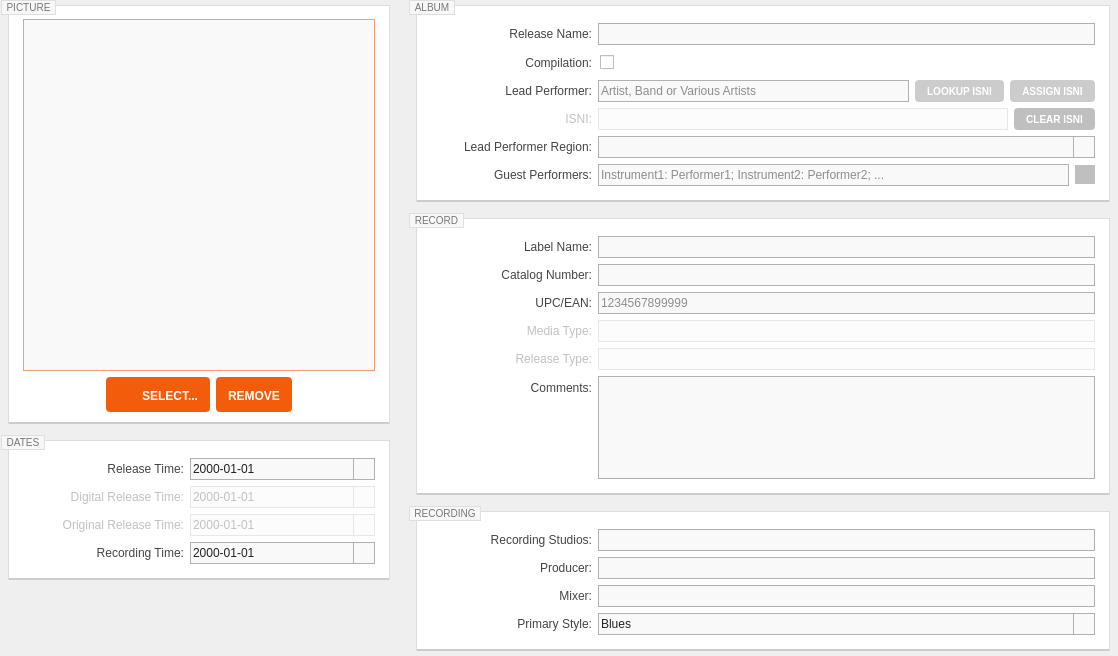
Iconoclasteinc/tgit, file resources/ui/album_page.ui: the form before one commit.
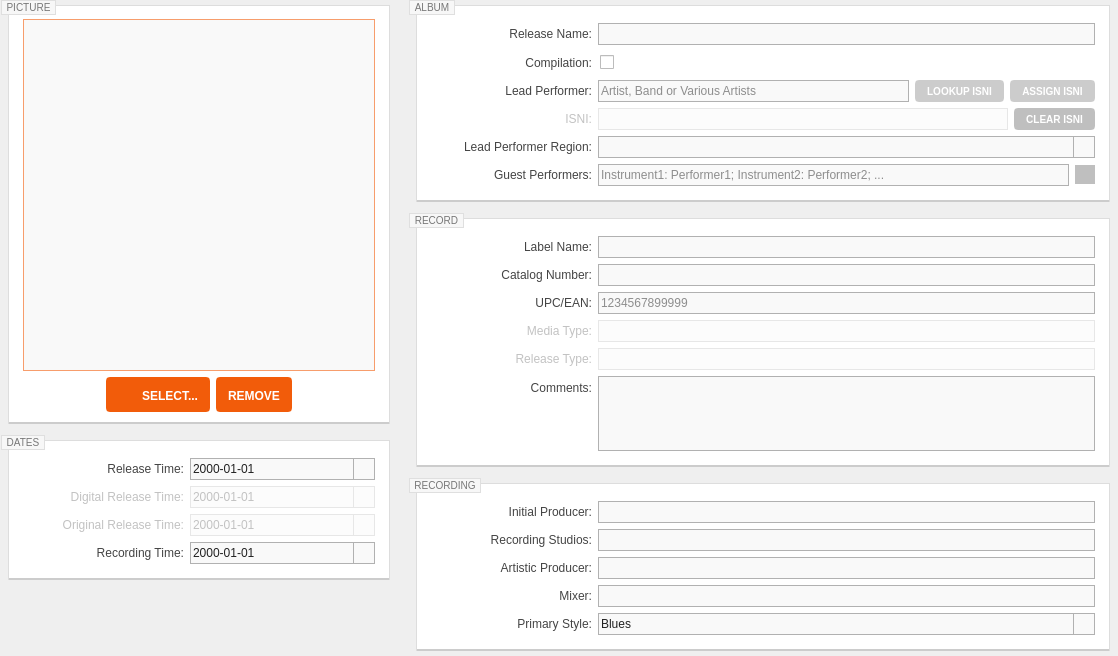
The form after the commit. Icons and pictures are not drawn. Custom widgets are drawn as their Qt base class.

Commit message: Add initial producer field and rename the producer field to artistic producer

Diff of the .ui file:
```diff
--- a/resources/ui/album_page.ui
+++ b/resources/ui/album_page.ui
@@ -1115,7 +1115,7 @@
          <property name="bottomMargin">
           <number>0</number>
          </property>
-         <item row="0" column="0">
+         <item row="1" column="0">
           <widget class="QLabel" name="recording_studios_caption">
            <property name="text">
             <string>Recording Studios:</string>
@@ -1128,26 +1128,26 @@
            </property>
           </widget>
          </item>
-         <item row="0" column="1">
-          <widget class="QLineEdit" name="recording_studios"/>
-         </item>
-         <item row="1" column="0">
-          <widget class="QLabel" name="producer_caption">
-           <property name="text">
-            <string>Producer:</string>
-           </property>
-           <property name="alignment">
-            <set>Qt::AlignRight|Qt::AlignTrailing|Qt::AlignVCenter</set>
-           </property>
-           <property name="buddy">
-            <cstring>producer</cstring>
-           </property>
-          </widget>
-         </item>
          <item row="1" column="1">
-          <widget class="QLineEdit" name="producer"/>
+          <widget class="QLineEdit" name="recording_studios"/>
          </item>
          <item row="2" column="0">
+          <widget class="QLabel" name="_artistic_producer_caption">
+           <property name="text">
+            <string>Artistic Producer:</string>
+           </property>
+           <property name="alignment">
+            <set>Qt::AlignRight|Qt::AlignTrailing|Qt::AlignVCenter</set>
+           </property>
+           <property name="buddy">
+            <cstring>_artistic_producer</cstring>
+           </property>
+          </widget>
+         </item>
+         <item row="2" column="1">
+          <widget class="QLineEdit" name="_artistic_producer"/>
+         </item>
+         <item row="3" column="0">
           <widget class="QLabel" name="mixer_caption">
            <property name="text">
             <string>Mixer:</string>
@@ -1160,10 +1160,10 @@
            </property>
           </widget>
          </item>
-         <item row="2" column="1">
+         <item row="3" column="1">
           <widget class="QLineEdit" name="mixer"/>
          </item>
-         <item row="3" column="0">
+         <item row="4" column="0">
           <widget class="QLabel" name="genre_caption">
            <property name="text">
             <string>Primary Style:</string>
@@ -1176,7 +1176,7 @@
            </property>
           </widget>
          </item>
-         <item row="3" column="1">
+         <item row="4" column="1">
           <widget class="QComboBox" name="genre">
            <property name="sizePolicy">
             <sizepolicy hsizetype="MinimumExpanding" vsizetype="Fixed">
@@ -1218,6 +1218,22 @@
            </item>
           </widget>
          </item>
+         <item row="0" column="0">
+          <widget class="QLabel" name="_initial_producer_caption">
+           <property name="text">
+            <string>Initial Producer:</string>
+           </property>
+           <property name="alignment">
+            <set>Qt::AlignRight|Qt::AlignTrailing|Qt::AlignVCenter</set>
+           </property>
+           <property name="buddy">
+            <cstring>_initial_producer</cstring>
+           </property>
+          </widget>
+         </item>
+         <item row="0" column="1">
+          <widget class="QLineEdit" name="_initial_producer"/>
+         </item>
         </layout>
        </widget>
       </item>
```
Left out of the diff: 2 changed lines with no effect on the pictures. The commit also changes 14 other files.
